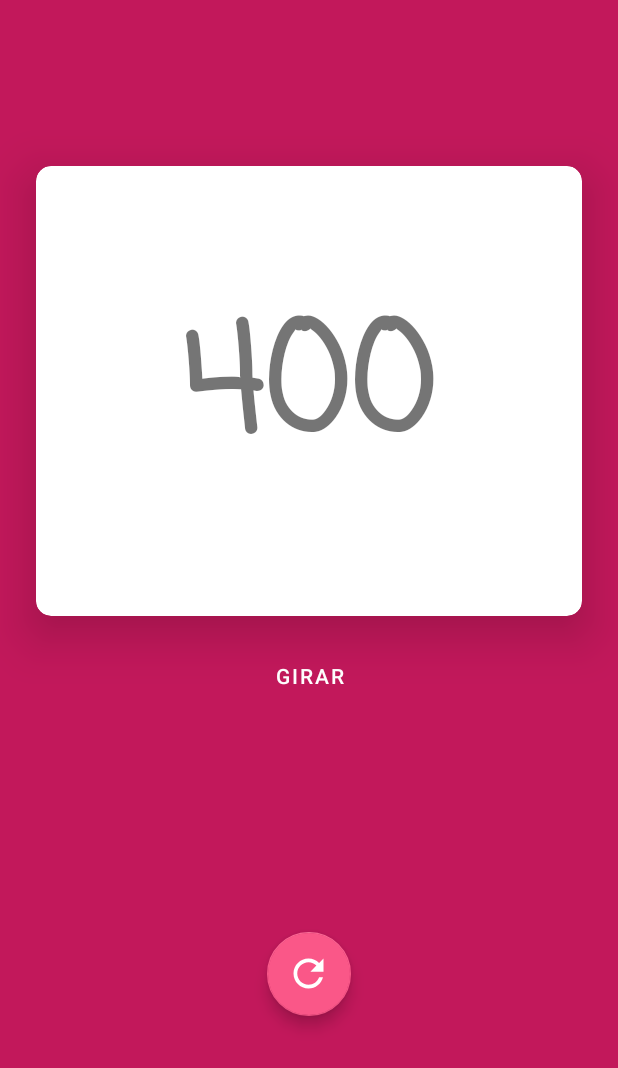
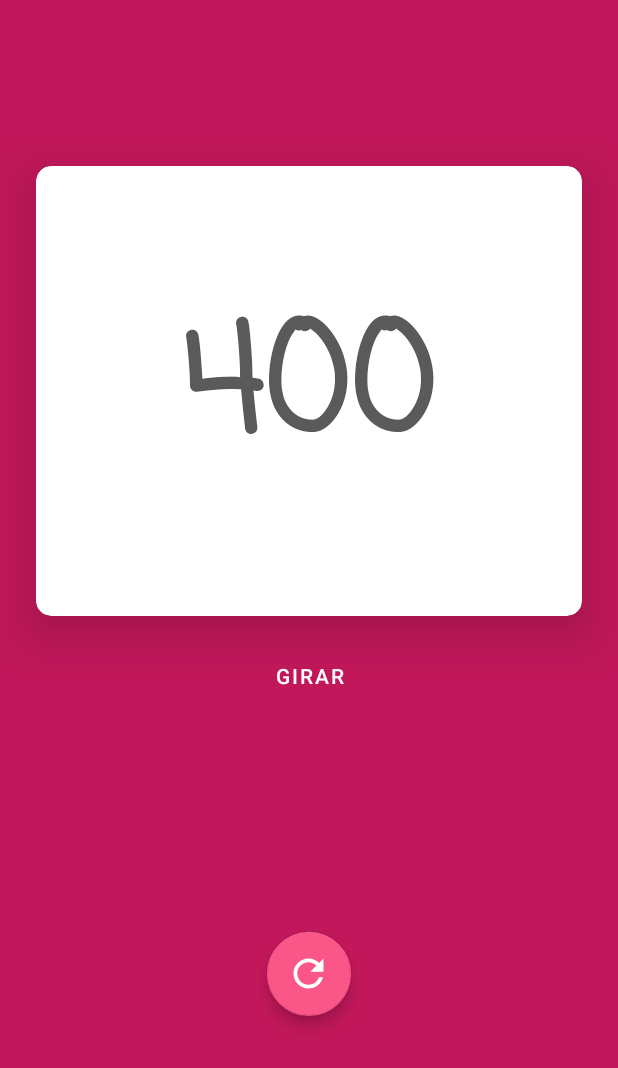
Before and after one commit to jvsena42/StatusCats, an Android app: the screen it shows after launch (MainActivity), on a phone screen of 412 x 824 dp. Shown: the top 1068 px of the screen. Run offline under Robolectric (Android 15) with nearby library versions, the phone set to English and light mode, and no system bars; our stand-ins replace data binding; 1 statement that could not run was skipped.

Commit message:
ajuste nas cores

```diff
--- a/app/src/main/java/com/bulletapps/statuscats/viewmodel/MainActivityViewModel.kt
+++ b/app/src/main/java/com/bulletapps/statuscats/viewmodel/MainActivityViewModel.kt
@@ -5,6 +5,7 @@ import android.graphics.Bitmap
 import androidx.lifecycle.AndroidViewModel
 import androidx.lifecycle.LiveData
 import androidx.lifecycle.MutableLiveData
+import com.bulletapps.statuscats.databinding.ActivityMainBinding
 import com.bulletapps.statuscats.model.CatModel
 import com.bulletapps.statuscats.network.listener.APIListener
 import com.bulletapps.statuscats.network.listener.ValidationListener
@@ -16,6 +17,7 @@ import java.io.File
 class MainActivityViewModel(application: Application): AndroidViewModel(application) {
 
     private val mCatRepository = CatRepository(application)
+    lateinit var binding: ActivityMainBinding
 
     private val mCatPhoto =  MutableLiveData<ValidationListener>()
     val catPhoto: LiveData<ValidationListener> = mCatPhoto
@@ -23,7 +25,8 @@ class MainActivityViewModel(application: Application): AndroidViewModel(applicat
     fun getPhoto(id:String){
         mCatRepository.getPhoto(id,object: APIListener<Bitmap>{
             override fun onSuccess(model: Bitmap) {
-                mCatPhoto.value = ValidationListener("",model,true)
+//                mCatPhoto.value = ValidationListener("",model,true)
+                binding.ivBack.setImageBitmap(model)
             }
 
             override fun onFailure(str: String) {
--- a/app/src/main/res/layout/activity_main.xml
+++ b/app/src/main/res/layout/activity_main.xml
@@ -4,7 +4,9 @@
     xmlns:tools="http://schemas.android.com/tools">
 
     <data>
-
+        <variable
+            name="MyViewModel"
+            type="com.bulletapps.statuscats.viewmodel.MainActivityViewModel" />
     </data>
 
     <androidx.constraintlayout.widget.ConstraintLayout
@@ -20,7 +22,7 @@
             android:layout_marginStart="24dp"
             android:layout_marginTop="32dp"
             android:layout_marginEnd="24dp"
-            android:clickable="true"
+            android:backgroundTint="@color/white"
             app:cardCornerRadius="10dp"
             app:cardElevation="20dp"
             app:layout_constraintBottom_toBottomOf="parent"
@@ -37,6 +39,7 @@
                 android:layout_gravity="center"
                 android:fontFamily="casual"
                 android:text="400"
+                android:textColor="@color/gray"
                 android:textSize="100sp"
                 android:textStyle="bold" />
         </com.google.android.material.card.MaterialCardView>
--- a/app/src/main/res/values/colors.xml
+++ b/app/src/main/res/values/colors.xml
@@ -5,4 +5,5 @@
     <color name="pink_light">#fa5788</color>
     <color name="black">#FF000000</color>
     <color name="white">#FFFFFFFF</color>
+    <color name="gray">#5A5A5A</color>
 </resources>
```
Also changed, not shown: app/src/main/java/com/bulletapps/statuscats/activity/MainActivity.kt (+2 -6 lines).
